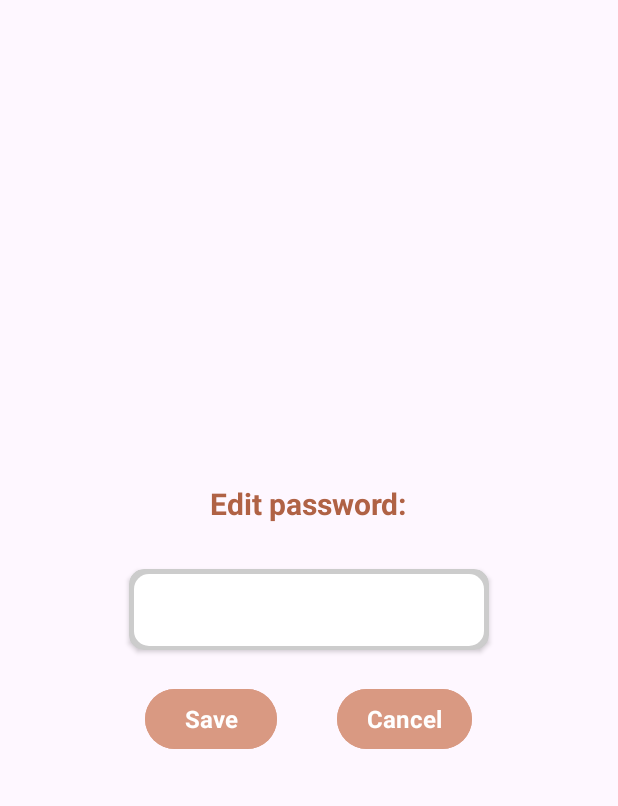
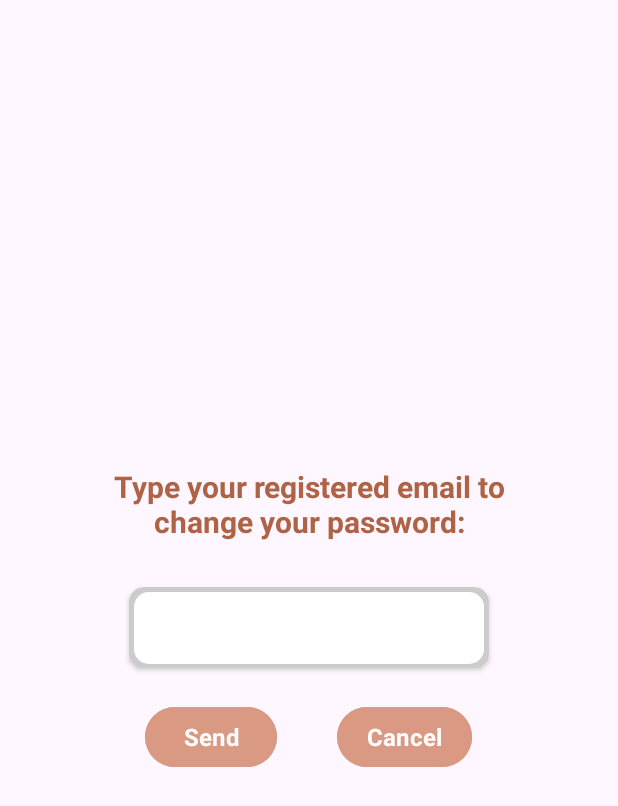
Before and after one commit to ericadiogo/MyCycle, an Android app: the layout password_dialog.xml on its own in the app's theme, with its tools: preview values and no code run, on a phone screen of 412 x 824 dp. Shown: the top 806 px of the screen. Run offline under Robolectric (Android 15) with nearby library versions, the phone set to English and light mode, and no system bars; Roboto replaces fonts that are not available here.

Commit message:
MC-0008: Added password change procedure to Settings.

```diff
--- a/app/src/main/java/com/ericadiogo/mycycle/RecoveryActivity.java
+++ b/app/src/main/java/com/ericadiogo/mycycle/RecoveryActivity.java
@@ -21,7 +21,6 @@ import com.google.firebase.auth.FirebaseAuth;
 
 public class RecoveryActivity extends AppCompatActivity {
     private FirebaseAuth mAuth;
-
     private EditText emailRecover;
     private Button btnRecover;
 
--- a/app/src/main/java/com/ericadiogo/mycycle/RegisterActivity.java
+++ b/app/src/main/java/com/ericadiogo/mycycle/RegisterActivity.java
@@ -112,7 +112,7 @@ public class RegisterActivity extends AppCompatActivity {
                 if(task.isSuccessful()){
                     database = FirebaseDatabase.getInstance();
                     reference = database.getReference("users");
-                    UserModel user = new UserModel(mAuth.getUid(),fn,ln,emailReg,passReg,pl,cl,w,lp);
+                    UserModel user = new UserModel(mAuth.getUid(),fn,ln,emailReg,pl,cl,w,lp);
 
                     reference.child(user.getId()).setValue(user);
 
@@ -123,7 +123,6 @@ public class RegisterActivity extends AppCompatActivity {
                     intent.putExtra("firstname",fn);
                     intent.putExtra("lastname",ln);
                     intent.putExtra("email",emailReg);
-                    intent.putExtra("password",passReg);
                     intent.putExtra("periodlength",pl);
                     intent.putExtra("weight",w);
                     intent.putExtra("lastperiod",lp);
@@ -138,6 +137,4 @@ public class RegisterActivity extends AppCompatActivity {
             }
         });
     }
-
-
 }
--- a/app/src/main/res/layout/password_dialog.xml
+++ b/app/src/main/res/layout/password_dialog.xml
@@ -12,10 +12,13 @@
     android:gravity="center">
 
     <TextView
-        android:text="Edit password:"
+        android:text="Type your registered email to change your password:"
         android:fontFamily="@font/tenor_sans"
+        android:gravity="center"
         android:textStyle="bold"
         android:textSize="20sp"
+        android:layout_marginLeft="5dp"
+        android:layout_marginRight="5dp"
         android:layout_marginTop="15dp"
         android:layout_gravity="center"
         android:textColor="@color/mycycle_text"
@@ -62,7 +65,7 @@
             android:backgroundTint="@color/icon_background"
             android:fontFamily="@font/tenor_sans"
             android:paddingHorizontal="20dp"
-            android:text="Save"
+            android:text="Send"
             android:textSize="16sp"
             android:textStyle="bold"
             app:layout_constraintEnd_toEndOf="parent"
```
Also changed, not shown: app/src/main/java/com/ericadiogo/mycycle/SettingsActivity.java (+11 -9 lines), app/src/main/java/com/ericadiogo/mycycle/UserModel.java (+2 -11 lines).
